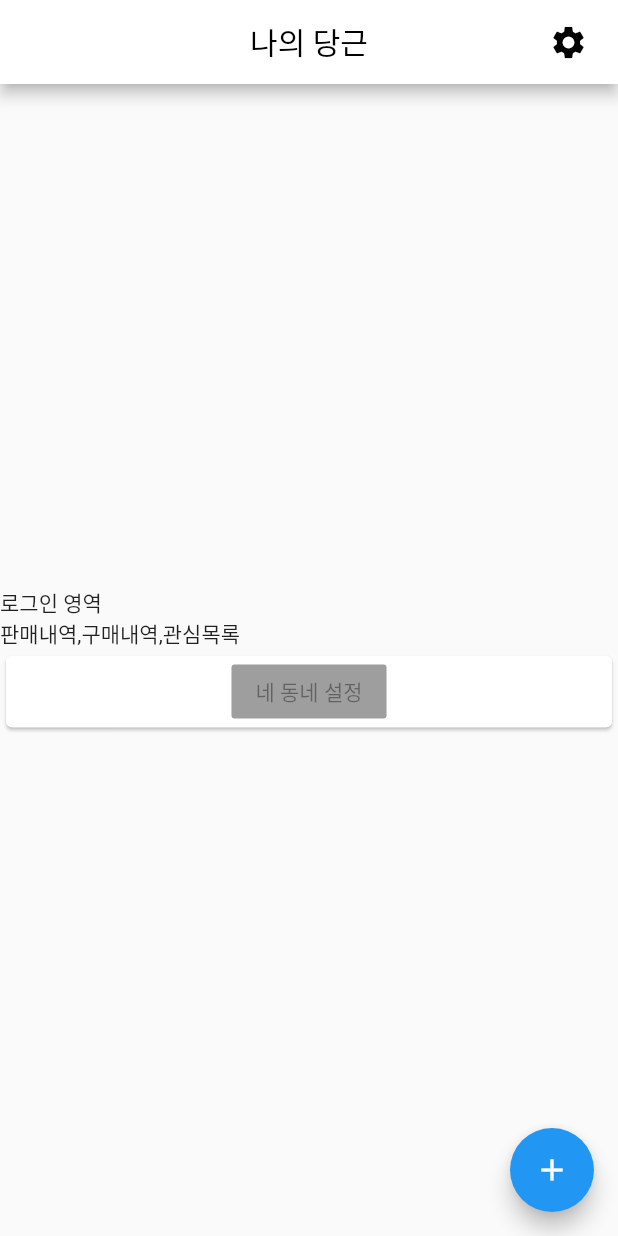
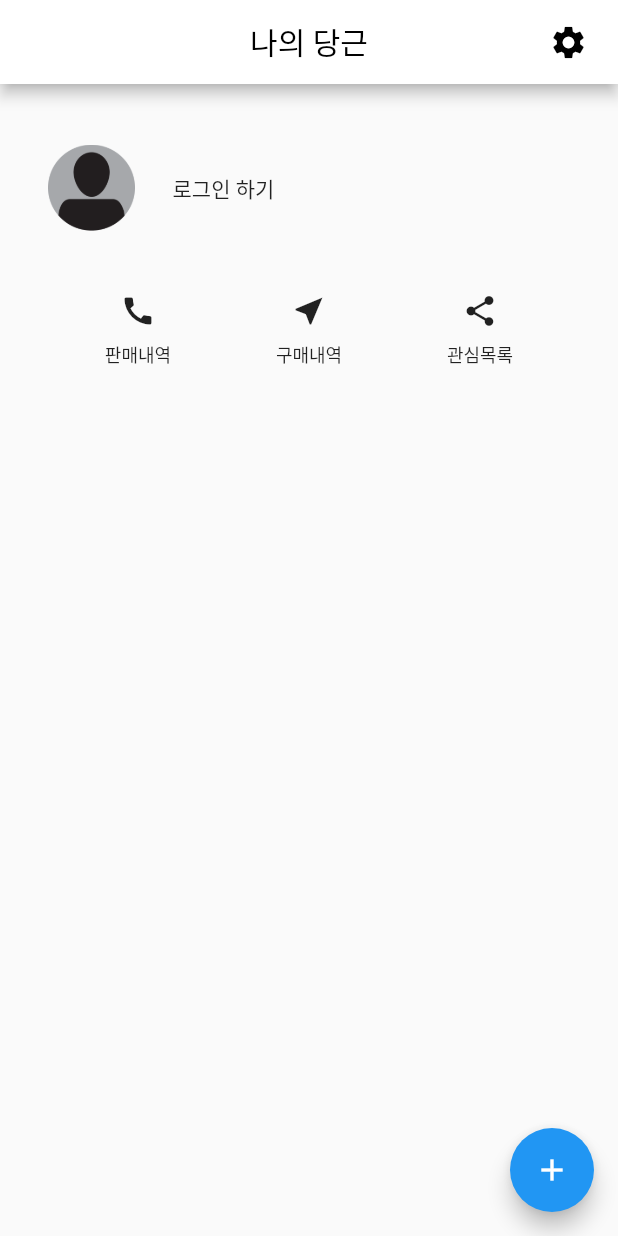
Before and after one commit to chb1828/-carrot-market-clone, a Flutter app: the MyPage screen opened directly, on a phone screen of 412 x 824 dp. Run offline on Flutter 3.47's test engine with Material 2 defaults, Android fonts, the light colour scheme and no system bars.

Commit message:
설정부분 로그인 섹션

```diff
--- a/lib/bottom_nav.dart
+++ b/lib/bottom_nav.dart
@@ -33,6 +33,7 @@ class _BottomNavState extends State<BottomNav> {
         controller: pageController,
         onPageChanged: onPageChanged,
         children: _page,
+        physics: NeverScrollableScrollPhysics(),    //슬라이드 비활성화
       ),
       bottomNavigationBar: BottomNavigationBar(
           type: BottomNavigationBarType.fixed,
--- a/lib/mypage/my-page.dart
+++ b/lib/mypage/my-page.dart
@@ -3,6 +3,7 @@ import 'package:flutter/material.dart';
 class MyPage extends StatefulWidget {
   @override
   _MyPageState createState() => _MyPageState();
+
 }
 
 class _MyPageState extends State<MyPage> {
@@ -13,6 +14,7 @@ class _MyPageState extends State<MyPage> {
       _counter++;
     });
   }
+
 
   @override
   Widget build(BuildContext context) {
@@ -49,46 +51,73 @@ class _MyPageState extends State<MyPage> {
         tooltip: 'Increment',
         child: Icon(Icons.add),
       ),
-      body: Center(
-        child: Column(
-          mainAxisAlignment: MainAxisAlignment.center,
-          children: <Widget>[
-            Row(
+      body: Column(
         children: [
-                Text(
-                  '로그인 영역',
-                ),
+          titleSection,
+          buttonSection
         ],
-            ),
-            Row(
+      )
+    );
+  }
+
+
+  Widget titleSection = Container(
+    padding: const EdgeInsets.all(32),
+    child: Row(
+      crossAxisAlignment: CrossAxisAlignment.center,
       children: [
-                Text(
-                  '판매내역,구매내역,관심목록',
-                ),
-              ],
-            ),
-            Row(
-              children: <Widget>[
         Expanded(
           flex: 1,
-                  child: Card(
-                    child:
-                    Column(
-                      children: [
-                        RaisedButton(
-                          child: Text("네 동네 설정"),
+          child: Image.asset('assets/images/empty_profile.png',width: 75,height: 75)
         ),
-                      ],
-                    )
+        Expanded(
+          flex: 5,
+          child: Padding(
+            padding: const EdgeInsets.only(left: 25.0),
+            child: Text("로그인 하기"),
           )
         ),
       ],
     ),
+  );
 
+
+  Widget buttonSection = Container(
+    child: Row(
+      mainAxisAlignment: MainAxisAlignment.spaceEvenly,
+      children: [
+        _BuildButtonColumn(Icons.call, '판매내역'),
+        _BuildButtonColumn(Icons.near_me, '구매내역'),
+        _BuildButtonColumn(Icons.share, '관심목록'),
       ],
-        ),
-
     ),
   );
 }
+
+class _BuildButtonColumn extends StatelessWidget {
+
+  _BuildButtonColumn(this.icon, this.label);
+  final IconData icon;
+  final String label;
+  @override
+  Widget build(BuildContext context) {
+    return Column(
+      mainAxisSize: MainAxisSize.min,
+      mainAxisAlignment: MainAxisAlignment.center,
+      children: [
+        Icon(icon),
+        Container(
+          margin: const EdgeInsets.only(top: 8),
+          child: Text(
+            label,
+            style: TextStyle(
+              fontSize: 12,
+              fontWeight: FontWeight.w400,
+            ),
+          ),
+        ),
+      ],
+    );
   }
+
+}
```
Also changed, not shown: assets/images/empty_profile.png (added). Lines whose indentation alone changed are shown as unchanged.
